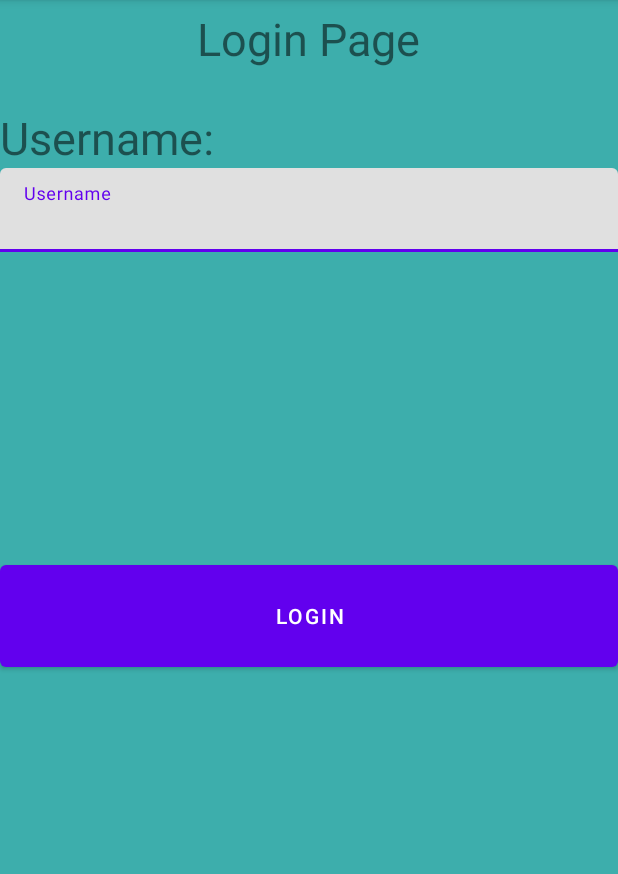
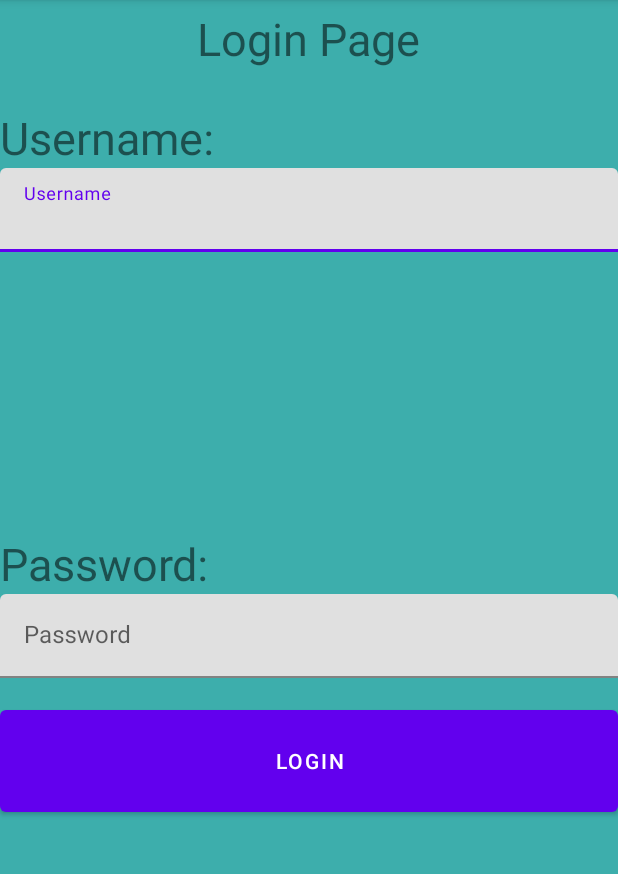
Before and after one commit to Jneigh00/MyPlannerPal, an Android app: the screen it shows after launch (MainActivity), on a phone screen of 412 x 824 dp, the part 84-958 px from its top. Run offline under Robolectric (Android 15) with nearby library versions, the phone set to English and light mode, and no system bars; our stand-ins replace Room's generated code.

Commit message:
added back the password field

```diff
--- a/app/src/main/res/layout/login.xml
+++ b/app/src/main/res/layout/login.xml
@@ -46,10 +46,24 @@
                 android:hint="Username" />
         </com.google.android.material.textfield.TextInputLayout>
 
+        <TextView
+            android:id="@+id/password_id"
+            android:layout_width="match_parent"
+            android:layout_height="wrap_content"
+            android:layout_gravity="center"
+            android:text="Password:"
+            android:textSize="30sp" />
+
         <com.google.android.material.textfield.TextInputLayout
 
             android:layout_width="match_parent"
             android:layout_height="match_parent">
+
+            <com.google.android.material.textfield.TextInputEditText
+                android:id="@+id/passwordInput"
+                android:layout_width="match_parent"
+                android:layout_height="wrap_content"
+                android:hint="Password" />
 
             <Button
                 android:id="@+id/button_login"
```
